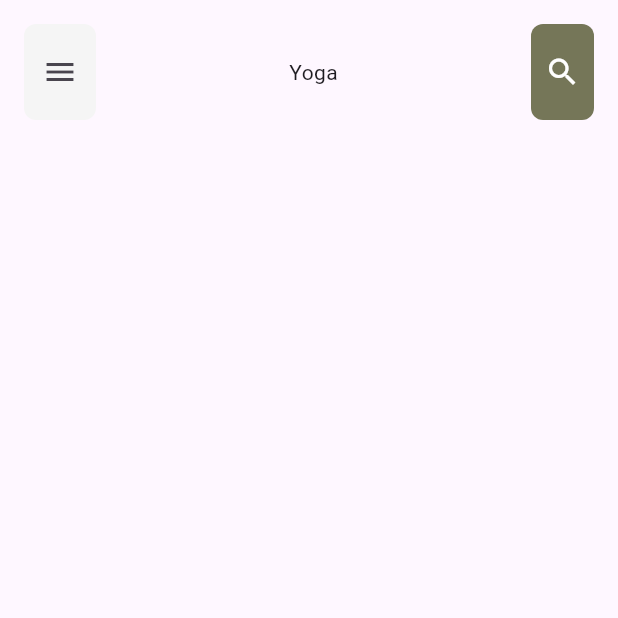
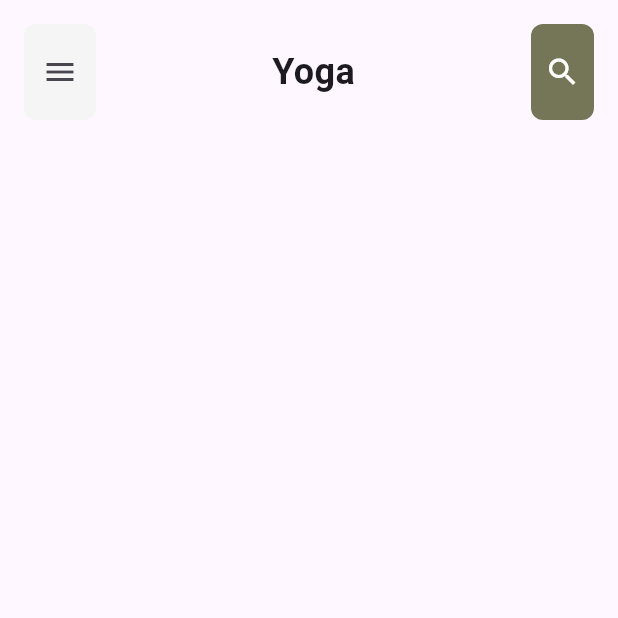
Before and after one commit to JAICHANGPARK/flutter_notebook_chapter_36, a Flutter app: the YogaHomePage screen opened directly, on a phone screen of 412 x 824 dp, the top half of it. Run offline on Flutter 3.47's test engine with Material 3 defaults, Android fonts, the phone set to English and light mode, and no system bars; our stand-ins replace gap.

Commit message:
Update yoga_home_page.dart

```diff
--- a/lib/ep1817_yoga_app/view/yoga_home_page.dart
+++ b/lib/ep1817_yoga_app/view/yoga_home_page.dart
@@ -36,6 +36,10 @@ class _YogaHomePageState extends State<YogaHomePage> {
                     child: Center(
                       child: Text(
                         "Yoga",
+                        style: TextStyle(
+                          fontWeight: FontWeight.bold,
+                          fontSize: 24,
+                        ),
                       ),
                     ),
                   ),
```
